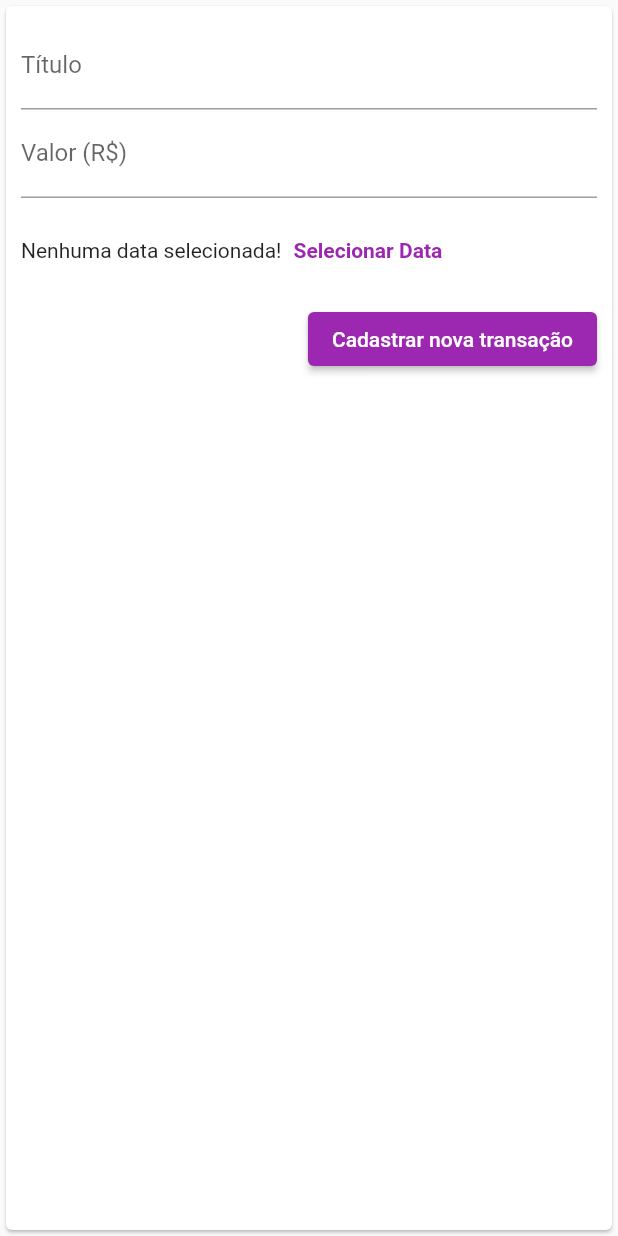
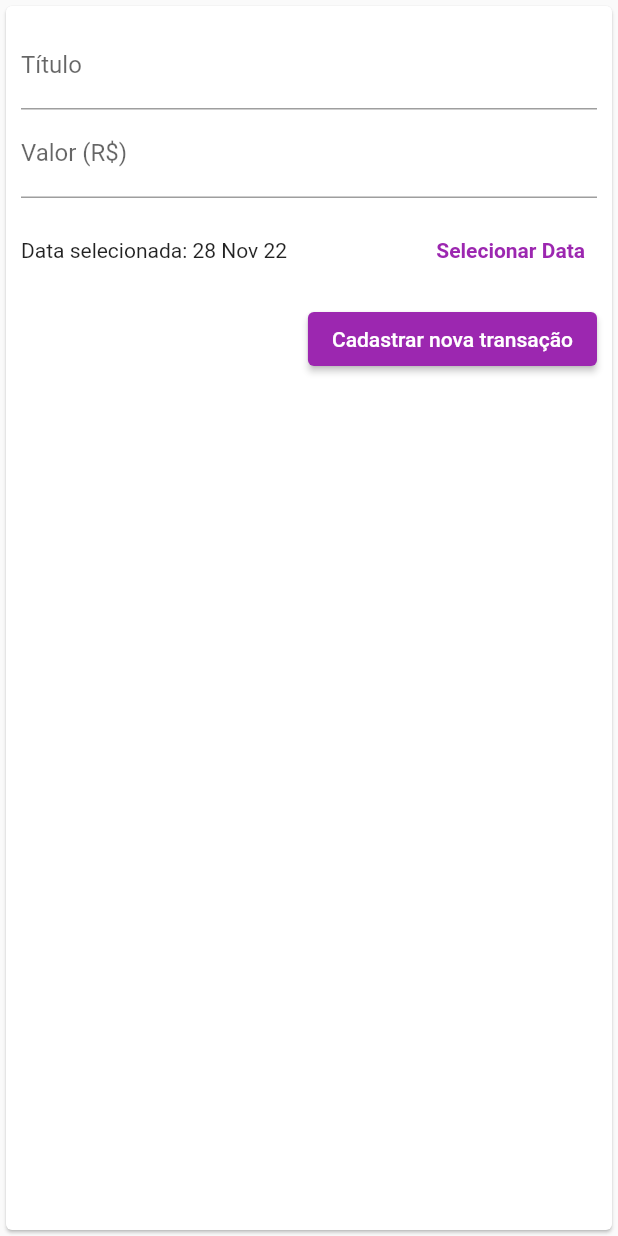
Before and after one commit to EwertonBatista/expenses, a Flutter app: the TransactionForm widget shown alone on an empty page, opened directly with empty values, after a tap on "Cadastrar nova transação", on a phone screen of 412 x 824 dp. Run offline on Flutter 3.47's test engine with Material 2 defaults, Android fonts, the phone set to English and light mode, and no system bars.

Commit message:
add showDatePicker to form

```diff
--- a/lib/components/transaction_form.dart
+++ b/lib/components/transaction_form.dart
@@ -1,26 +1,41 @@
 import 'package:flutter/material.dart';
+import 'package:intl/intl.dart';
 
 class TransactionForm extends StatefulWidget {
   TransactionForm({super.key, required this.onSubmit});
 
-  final void Function(String, double) onSubmit;
+  final void Function(String, double, DateTime) onSubmit;
 
   @override
   State<TransactionForm> createState() => _TransactionFormState();
 }
 
 class _TransactionFormState extends State<TransactionForm> {
-  final titleController = TextEditingController();
-
-  final valueController = TextEditingController();
+  final _titleController = TextEditingController();
+  final _valueController = TextEditingController();
+  DateTime _selectedDate = DateTime.now();
 
   void _submitForm() {
-    final title = titleController.text;
-    final value = double.tryParse(valueController.text) ?? 0.0;
+    final title = _titleController.text;
+    final value = double.tryParse(_valueController.text) ?? 0.0;
 
-    if (title.isEmpty || value <= 0) return;
+    if (title.isEmpty || value <= 0 || _selectedDate == null) return;
 
-    widget.onSubmit(title, value);
+    widget.onSubmit(title, value, _selectedDate);
+  }
+
+  void _showDatePicker() {
+    showDatePicker(
+      context: context,
+      initialDate: DateTime.now(),
+      firstDate: DateTime(2019),
+      lastDate: DateTime.now(),
+    ).then((pickedDate) {
+      if (pickedDate == null) return;
+      setState(() {
+        _selectedDate = pickedDate;
+      });
+    });
   }
 
   @override
@@ -31,12 +46,12 @@ class _TransactionFormState extends State<TransactionForm> {
         child: Column(
           children: [
             TextField(
-              controller: titleController,
+              controller: _titleController,
               onSubmitted: (_) => _submitForm(),
               decoration: const InputDecoration(labelText: 'Título'),
             ),
             TextField(
-              controller: valueController,
+              controller: _valueController,
               onSubmitted: (_) => _submitForm(),
               keyboardType:
                   const TextInputType.numberWithOptions(decimal: true),
@@ -46,11 +61,15 @@ class _TransactionFormState extends State<TransactionForm> {
               height: 70,
               child: Row(
                 children: [
-                  Text(
-                    "Nenhuma data selecionada!",
+                  Expanded(
+                    child: Text(
+                      _selectedDate == null
+                          ? "Nenhuma data selecionada!"
+                          : 'Data selecionada: ${DateFormat('d MMM yy').format(_selectedDate)}',
+                    ),
                   ),
                   TextButton(
-                    onPressed: () => null,
+                    onPressed: _showDatePicker,
                     child: Text(
                       "Selecionar Data",
                       style: TextStyle(fontWeight: FontWeight.bold),
```
